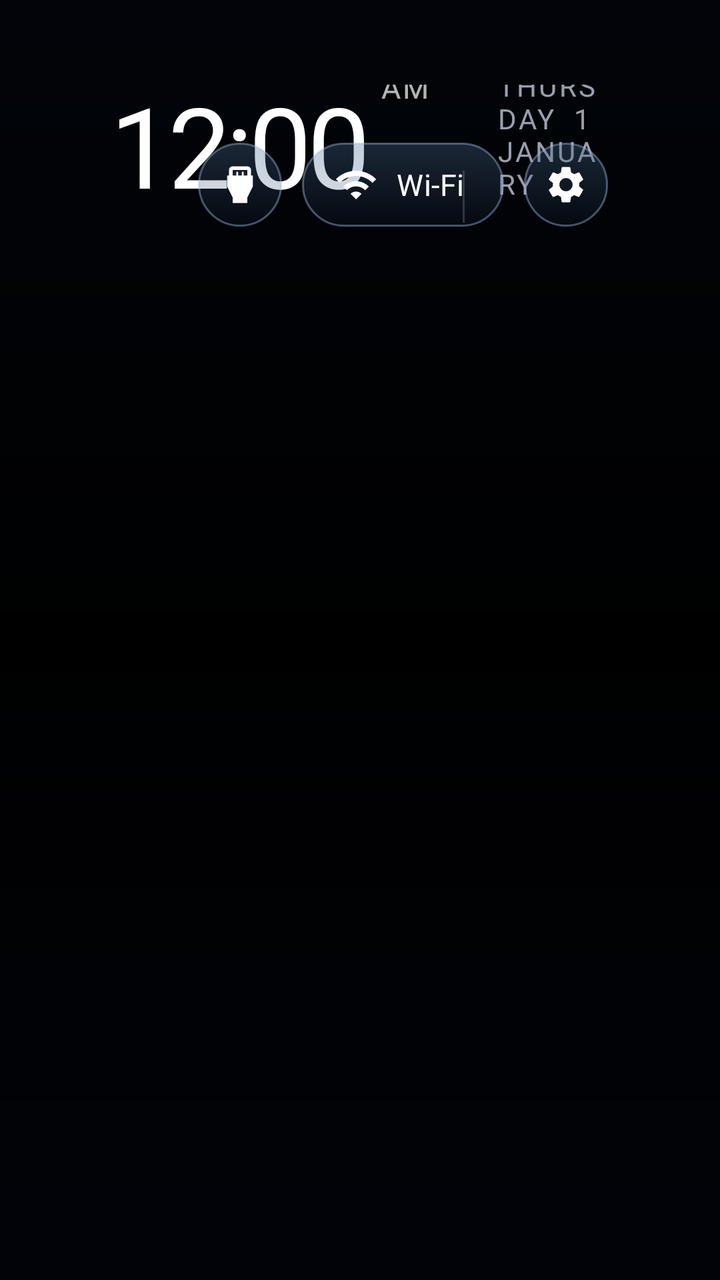
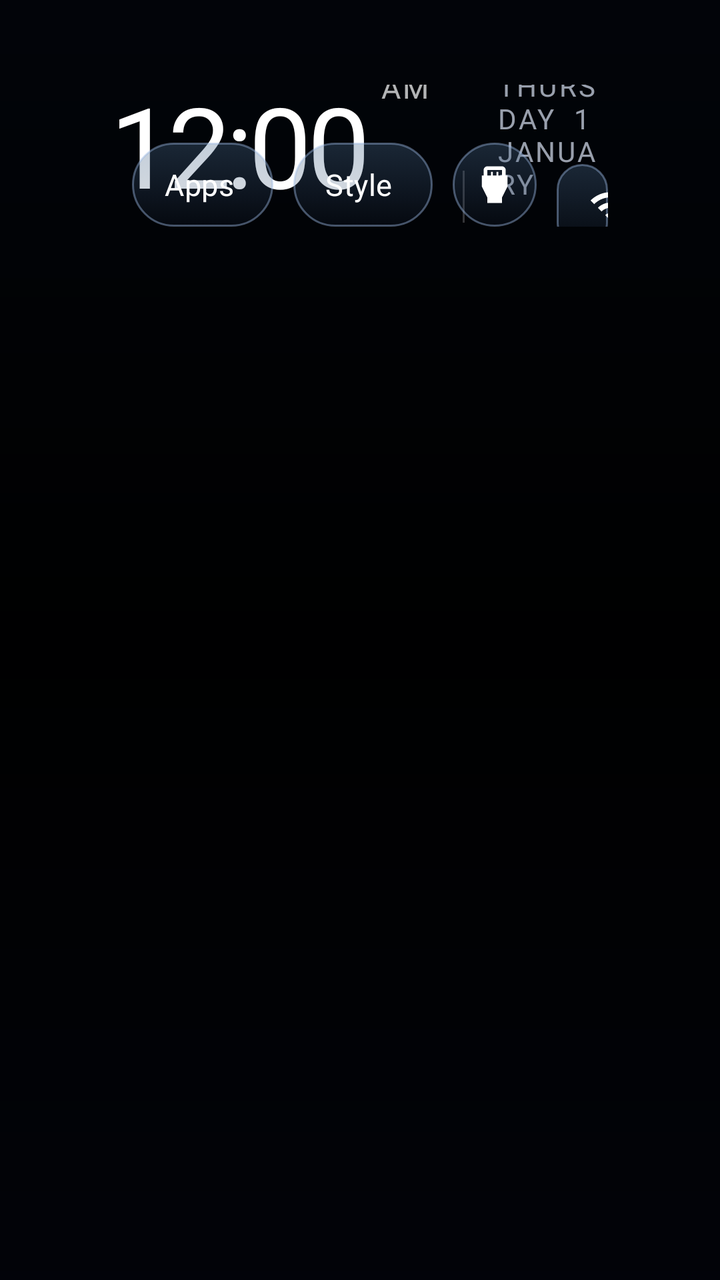

Before-and-after screenshots of an Android layout around one commit, followed by the original layout XML and the change that was made.
<!-- AndroidManifest.xml: application theme Theme.TvHome -->
<!-- res/layout/activity_main.xml -->
<?xml version="1.0" encoding="utf-8"?>
<FrameLayout xmlns:android="http://schemas.android.com/apk/res/android"
    android:id="@+id/root"
    android:layout_width="match_parent"
    android:layout_height="match_parent"
    android:background="#FF000000">

    
    <ImageView
        android:id="@+id/bgPhoto"
        android:layout_width="match_parent"
        android:layout_height="match_parent"
        android:scaleType="centerCrop"
        android:importantForAccessibility="no" />

    <com.gathin.tvhome.LiveBackdrop
        android:id="@+id/liveBackdrop"
        android:layout_width="match_parent"
        android:layout_height="match_parent"
        android:visibility="gone"
        android:importantForAccessibility="no" />

    <View
        android:layout_width="match_parent"
        android:layout_height="match_parent"
        android:background="@drawable/bg_scrim" />

    
    <View
        android:id="@+id/ambient"
        android:layout_width="match_parent"
        android:layout_height="match_parent"
        android:alpha="0" />

    
    <TextView
        android:id="@+id/heroName"
        android:layout_width="wrap_content"
        android:layout_height="wrap_content"
        android:alpha="0"
        android:background="@drawable/dock_label_bg"
        android:paddingStart="14dp"
        android:paddingEnd="14dp"
        android:paddingTop="5dp"
        android:paddingBottom="6dp"
        android:textColor="#F2FFFFFF"
        android:textSize="12sp"
        android:fontFamily="@font/outfit"
        android:fontVariationSettings="'wght' 500"
        android:singleLine="true" />

    <View
        android:id="@+id/dockBand"
        android:layout_width="480dp"
        android:layout_height="132dp"
        android:layout_gravity="bottom|center_horizontal"
        android:layout_marginBottom="24dp"
        android:alpha="0"
        android:background="@drawable/glass_panel"
        android:importantForAccessibility="no" />

    <LinearLayout
        android:layout_width="match_parent"
        android:layout_height="match_parent"
        android:orientation="vertical"
        android:paddingStart="56dp"
        android:paddingEnd="56dp"
        android:paddingTop="26dp">

        <RelativeLayout
            android:layout_width="match_parent"
            android:layout_height="wrap_content">

            <LinearLayout
                android:id="@+id/leftBlock"
                android:layout_width="wrap_content"
                android:layout_height="wrap_content"
                android:layout_alignParentStart="true"
                android:orientation="vertical">

                <TextView
                    android:id="@+id/greeting"
                    android:layout_width="wrap_content"
                    android:layout_height="wrap_content"
                    android:layout_marginStart="4dp"
                    android:textColor="#C299DCFF"
                    android:textSize="12sp"
                    android:fontFamily="@font/outfit"
                    android:fontVariationSettings="'wght' 500"
                    android:letterSpacing="0.16"
                    android:textAllCaps="true" />

                <LinearLayout
                    android:layout_width="wrap_content"
                    android:layout_height="wrap_content"
                    android:orientation="horizontal"
                    android:baselineAligned="true">

                    <TextClock
                        android:id="@+id/clock"
                        android:layout_width="wrap_content"
                        android:layout_height="wrap_content"
                        android:format12Hour="h:mm"
                        android:format24Hour="HH:mm"
                        android:textColor="#FFFFFFFF"
                        android:textSize="56sp"
                        android:fontFamily="@font/outfit"
                        android:fontVariationSettings="'wght' 300"
                        android:letterSpacing="-0.04"
                        android:includeFontPadding="false" />

                    <TextClock
                        android:id="@+id/ampm"
                        android:layout_width="wrap_content"
                        android:layout_height="wrap_content"
                        android:layout_marginStart="6dp"
                        android:layout_gravity="bottom"
                        android:layout_marginBottom="8dp"
                        android:format12Hour="a"
                        android:format24Hour=""
                        android:textColor="#B3FFFFFF"
                        android:textSize="15sp"
                        android:fontFamily="@font/outfit"
                        android:fontVariationSettings="'wght' 500"
                        android:letterSpacing="0.08"
                        android:textAllCaps="true" />

                    <View
                        android:layout_width="1dp"
                        android:layout_height="26dp"
                        android:layout_gravity="bottom"
                        android:layout_marginStart="16dp"
                        android:layout_marginEnd="16dp"
                        android:layout_marginBottom="8dp"
                        android:background="#33FFFFFF" />

                    <TextClock
                        android:id="@+id/date"
                        android:layout_width="wrap_content"
                        android:layout_height="wrap_content"
                        android:layout_gravity="bottom"
                        android:layout_marginBottom="9dp"
                        android:format12Hour="EEEE  d MMMM"
                        android:format24Hour="EEEE  d MMMM"
                        android:textColor="#B8D4DCED"
                        android:textSize="14sp"
                        android:fontFamily="@font/outfit"
                        android:fontVariationSettings="'wght' 400"
                        android:letterSpacing="0.08"
                        android:textAllCaps="true" />
                </LinearLayout>
            </LinearLayout>

            <LinearLayout
                android:id="@+id/topButtons"
                android:layout_width="wrap_content"
                android:layout_height="wrap_content"
                android:layout_alignParentEnd="true"
                android:layout_alignBottom="@id/leftBlock"
                android:layout_marginBottom="6dp"
                android:orientation="horizontal">

                <TextView
                    android:id="@+id/btnInputs"
                    style="@style/TopIconButton"
                    android:contentDescription="@string/inputs"
                    android:drawableStart="@drawable/ic_input"
                    android:nextFocusDown="@+id/grid" />

                <TextView
                    android:id="@+id/btnWifi"
                    style="@style/TopButton"
                    android:text="@string/wifi"
                    android:drawableStart="@drawable/ic_wifi"
                    android:nextFocusDown="@+id/grid" />

                <TextView
                    android:id="@+id/btnSettings"
                    style="@style/TopIconButton"
                    android:contentDescription="@string/settings"
                    android:drawableStart="@drawable/ic_settings"
                    android:nextFocusDown="@+id/grid" />
            </LinearLayout>
        </RelativeLayout>

        
        <FrameLayout
            android:layout_width="match_parent"
            android:layout_height="0dp"
            android:layout_weight="1"
            android:layout_marginTop="10dp">

            <androidx.recyclerview.widget.RecyclerView
                android:id="@+id/grid"
                android:layout_width="match_parent"
                android:layout_height="match_parent"
                android:paddingStart="144dp"
                android:paddingEnd="144dp"
                android:paddingTop="10dp"
                android:paddingBottom="40dp"
                android:clipToPadding="false"
                android:clipChildren="false"
                android:overScrollMode="never"
                android:scrollbars="none"
                android:descendantFocusability="afterDescendants" />
        </FrameLayout>
    </LinearLayout>

    
    <View
        android:id="@+id/dockDot"
        android:layout_width="4dp"
        android:layout_height="4dp"
        android:alpha="0"
        android:background="@drawable/dock_dot" />

    
    <com.gathin.tvhome.GlassView
        android:id="@+id/glass"
        android:layout_width="10dp"
        android:layout_height="10dp"
        android:alpha="0"
        android:importantForAccessibility="no" />
</FrameLayout>
<!-- resources referenced by this layout -->
<resources>
  <!-- drawable bg_scrim (drawable) -->
  <?xml version="1.0" encoding="utf-8"?>
  <shape xmlns:android="http://schemas.android.com/apk/res/android" android:shape="rectangle">
      <gradient
          android:angle="270"
          android:startColor="#70040A15"
          android:centerColor="#08040A15"
          android:endColor="#7A040712" />
  </shape>
  <!-- drawable dock_dot (drawable) -->
  <?xml version="1.0" encoding="utf-8"?>
  <shape xmlns:android="http://schemas.android.com/apk/res/android" android:shape="oval">
      <solid android:color="#FF9DE7FF" />
  </shape>
  <!-- drawable dock_label_bg (drawable) -->
  <?xml version="1.0" encoding="utf-8"?>
  <shape xmlns:android="http://schemas.android.com/apk/res/android" android:shape="rectangle">
      <gradient
          android:angle="270"
          android:startColor="#A64C5D89"
          android:endColor="#C01A2644" />
      <stroke android:width="1dp" android:color="#668FD9F4" />
      <corners android:radius="100dp" />
  </shape>
  <!-- drawable glass_panel (drawable) -->
  <?xml version="1.0" encoding="utf-8"?>
  <shape xmlns:android="http://schemas.android.com/apk/res/android">
      <gradient android:angle="270" android:startColor="#60445476" android:endColor="#9910182B" />
      <stroke android:width="1dp" android:color="#4DABBCE8" />
      <corners android:radius="28dp" />
  </shape>
  <!-- drawable ic_input (drawable) -->
  <?xml version="1.0" encoding="utf-8"?>
  <vector xmlns:android="http://schemas.android.com/apk/res/android"
      android:width="22dp" android:height="22dp"
      android:viewportWidth="24" android:viewportHeight="24">
      <path android:fillColor="#FFFFFFFF"
          android:pathData="M18,7V4c0,-1.1 -0.9,-2 -2,-2H8C6.9,2 6,2.9 6,4v3H5v6l3,6v3h8v-3l3,-6V7H18zM8,4h8v3h-2V5h-1v2h-2V5h-1v2H8V4z" />
  </vector>
  <!-- drawable ic_wifi (drawable) -->
  <?xml version="1.0" encoding="utf-8"?>
  <vector xmlns:android="http://schemas.android.com/apk/res/android"
      android:width="22dp" android:height="22dp"
      android:viewportWidth="24" android:viewportHeight="24">
      <path android:fillColor="#FFFFFFFF"
          android:pathData="M1,9l2,2c4.97,-4.97 13.03,-4.97 18,0l2,-2C16.93,2.93 7.08,2.93 1,9zM9,17l3,3 3,-3c-1.65,-1.66 -4.34,-1.66 -6,0zM5,13l2,2c2.76,-2.76 7.24,-2.76 10,0l2,-2C15.14,9.14 8.87,9.14 5,13z" />
  </vector>
  <string name="inputs">Inputs</string>
  <string name="settings">Settings</string>
  <string name="wifi">Wi-Fi</string>
  <style name="TopIconButton" parent="TopButton">
          <item name="android:layout_width">42dp</item>
          <item name="android:paddingStart">10dp</item>
          <item name="android:paddingEnd">10dp</item>
          <item name="android:drawablePadding">0dp</item>
      </style>
  <style name="Theme.TvHome" parent="android:Theme.Material.NoActionBar.Fullscreen">
          <item name="android:colorAccent">#9DE7FF</item>
          <item name="android:windowBackground">@android:color/black</item>
          <item name="android:colorBackground">@android:color/black</item>
          <item name="android:windowAnimationStyle">@null</item>
          <item name="android:windowIsTranslucent">false</item>
          <item name="android:windowIsFloating">false</item>
          <item name="android:windowSwipeToDismiss">false</item>
      </style>
  <!-- drawable pill_text (drawable) -->
  <?xml version="1.0" encoding="utf-8"?>
  <selector xmlns:android="http://schemas.android.com/apk/res/android">
      <item android:state_focused="true" android:color="#FF111111" />
      <item android:color="#FFFFFFFF" />
  </selector>
  <!-- unchanged entries left out for length: 3 -->
</resources>

<!-- the commit's change to res/layout/activity_main.xml (unified diff, before → after) -->
@@ -161,6 +161,17 @@
                 android:orientation="horizontal">
 
                 <TextView
+                    android:id="@+id/btnApps"
+                    style="@style/TopButton"
+                    android:text="@string/apps_button"
+                    android:nextFocusDown="@+id/grid" />
+                <TextView
+                    android:id="@+id/btnStyle"
+                    style="@style/TopButton"
+                    android:text="@string/style_button"
+                    android:nextFocusDown="@+id/grid" />
+
+                <TextView
                     android:id="@+id/btnInputs"
                     style="@style/TopIconButton"
                     android:contentDescription="@string/inputs"
<!-- resource entries referenced after the edit -->
@@ -47,8 +47,10 @@
       <path android:fillColor="#FFFFFFFF"
           android:pathData="M1,9l2,2c4.97,-4.97 13.03,-4.97 18,0l2,-2C16.93,2.93 7.08,2.93 1,9zM9,17l3,3 3,-3c-1.65,-1.66 -4.34,-1.66 -6,0zM5,13l2,2c2.76,-2.76 7.24,-2.76 10,0l2,-2C15.14,9.14 8.87,9.14 5,13z" />
   </vector>
+  <string name="apps_button">Apps</string>
   <string name="inputs">Inputs</string>
   <string name="settings">Settings</string>
+  <string name="style_button">Style</string>
   <string name="wifi">Wi-Fi</string>
   <style name="TopIconButton" parent="TopButton">
           <item name="android:layout_width">42dp</item>
